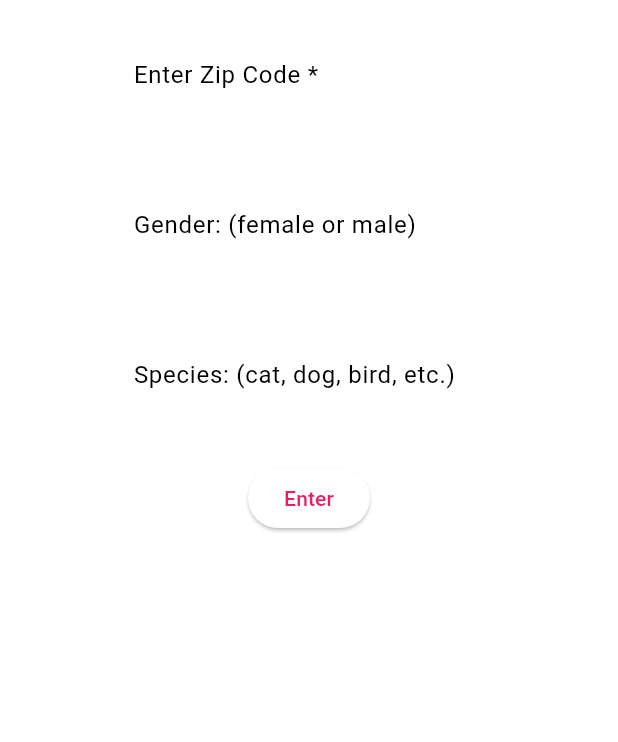
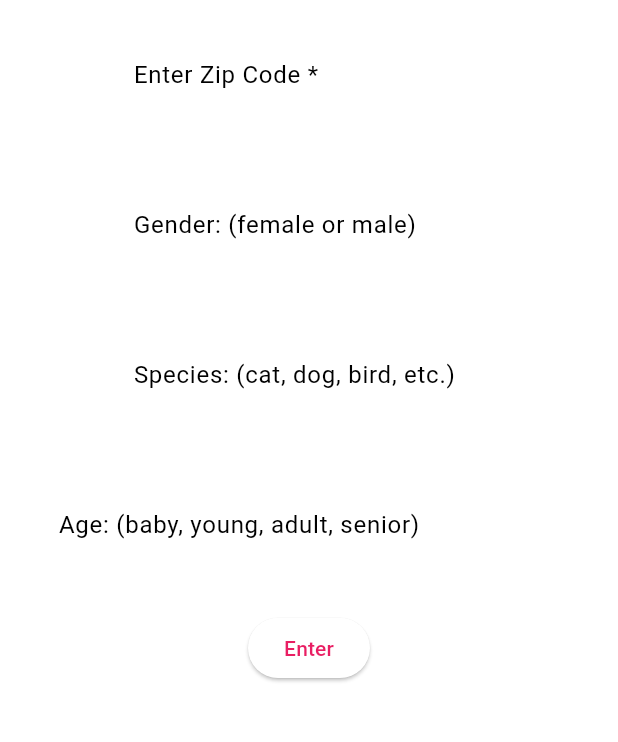
Before and after one commit to bsu-cs222/final_project_petfinder, a Flutter app: the screen it shows after launch, after a tap on "Enter", on a phone screen of 412 x 824 dp, the part 144-886 px from its top. Run offline on Flutter 3.47's test engine with Material 2 defaults, Android fonts, the phone set to English and light mode, and no system bars; our stand-ins replace flutter_dotenv; network calls fail.

Commit message:
Added SpeciesFilter and AgeFilter Code and Implemented the conditionals for Fitler activation in Main

```diff
--- a/lib/main.dart
+++ b/lib/main.dart
@@ -38,7 +38,7 @@ class ZipCodePage extends StatelessWidget {
   final TextEditingController zipCodeController = TextEditingController();
   final TextEditingController genderController = TextEditingController();
   final TextEditingController speciesController = TextEditingController();
-
+  final TextEditingController ageController= TextEditingController();
   ZipCodePage({super.key});
 
   @override
@@ -99,6 +99,15 @@ class ZipCodePage extends StatelessWidget {
                     ),
                   ),
                 ),
+                SizedBox(width:350,
+                child: Padding(
+                  padding: const EdgeInsets.all(8.0),
+                  child: TextField(style:style,
+                  controller:ageController,
+                  decoration: const InputDecoration(
+                    labelText:'Age: (baby, young, adult, senior)'
+                  ),)
+                ))
               ],
             ),
           ),
@@ -112,7 +121,10 @@ class ZipCodePage extends StatelessWidget {
                     url = queryBuilder.addGenderFilter(genderController.text, url);
                   }
                   if(speciesController!=''){
-                    queryBuilder.addSpeciesFilter(speciesController);
+                    url=queryBuilder.addSpeciesFilter(speciesController.text,url);
+                  }
+                  if(ageController!=''){
+                    queryBuilder.addAgeFilter(ageController.text,url);
                   }
                   if (zipCodeController.text != '') {
                     Navigator.of(context).push(MaterialPageRoute(
--- a/lib/pet_finder_parser.dart
+++ b/lib/pet_finder_parser.dart
@@ -47,6 +47,14 @@ class QueryBuilder {
     url += '&location=$zipcode';
     return url;
   }
+  String addSpeciesFilter(String speciesFilter, String url){
+    url +='&type=$speciesFilter';
+    return url;
+  }
+  String addAgeFilter(String ageFilter, String url){
+    url +='&age=$ageFilter';
+    return url;
+  }
   String orginalURL(){
     return 'https://api.petfinder.com/v2/animals/?distance=50&status=adoptable';
   }
```
